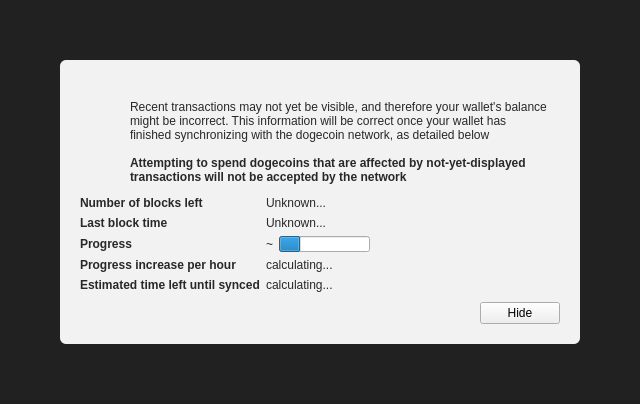
VadiqueMe/dogecoin, file src/qt/forms/chainsyncoverlay.ui: the form before one commit.
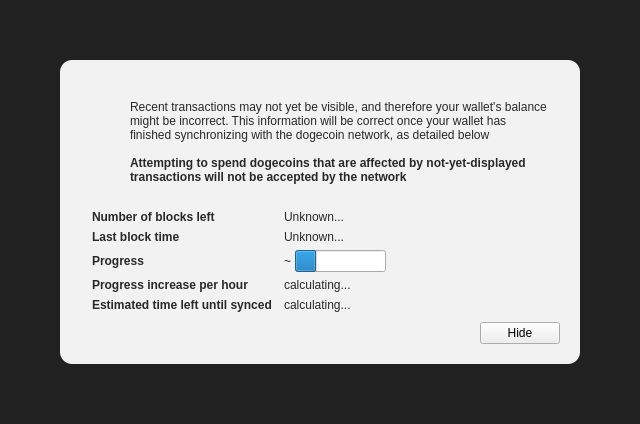
The form after the commit. Icons and pictures are not drawn. Custom widgets are drawn as their Qt base class.

The edit to the form file:
```diff
--- a/src/qt/forms/chainsyncoverlay.ui
+++ b/src/qt/forms/chainsyncoverlay.ui
@@ -7,7 +7,7 @@
     <x>0</x>
     <y>0</y>
     <width>640</width>
-    <height>404</height>
+    <height>424</height>
    </rect>
   </property>
   <property name="windowTitle">
@@ -50,7 +50,7 @@
       <item>
        <widget class="QWidget" name="contentWidget" native="true">
         <property name="styleSheet">
-         <string notr="true">#contentWidget { background: rgba(255,255,255,240); border-radius: 6px; }
+         <string notr="true">#contentWidget { background: rgba(255,255,255,240); border-radius: 12px; }
 
 QLabel { color: rgb(40,40,40);  }</string>
         </property>
@@ -228,11 +228,14 @@
             <enum>QFormLayout::FieldsStayAtSizeHint</enum>
            </property>
            <property name="horizontalSpacing">
-            <number>6</number>
+            <number>12</number>
            </property>
            <property name="verticalSpacing">
             <number>6</number>
            </property>
+           <property name="leftMargin">
+            <number>12</number>
+           </property>
            <property name="topMargin">
             <number>10</number>
            </property>
@@ -251,6 +254,12 @@
            </item>
            <item row="0" column="1">
             <widget class="QLabel" name="numberOfBlocksLeft">
+             <property name="sizePolicy">
+              <sizepolicy hsizetype="Maximum" vsizetype="Preferred">
+               <horstretch>0</horstretch>
+               <verstretch>0</verstretch>
+              </sizepolicy>
+             </property>
              <property name="text">
               <string>Unknown...</string>
              </property>
@@ -296,7 +305,7 @@
             </widget>
            </item>
            <item row="2" column="1">
-            <layout class="QHBoxLayout" name="horizontalLayoutSync" stretch="0,1">
+            <layout class="QHBoxLayout" name="horizontalLayoutSync" stretch="0,0,1">
              <item>
               <widget class="QLabel" name="percentageProgress">
                <property name="text">
@@ -304,6 +313,22 @@
                </property>
               </widget>
              </item>
+             <item>
+              <spacer name="horizontalSpacerBeforeProgressBar">
+               <property name="orientation">
+                <enum>Qt::Horizontal</enum>
+               </property>
+               <property name="sizeType">
+                <enum>QSizePolicy::Fixed</enum>
+               </property>
+               <property name="sizeHint" stdset="0">
+                <size>
+                 <width>4</width>
+                 <height>4</height>
+                </size>
+               </property>
+              </spacer>
+             </item>
              <item>
               <widget class="QProgressBar" name="progressBar">
                <property name="value">
@@ -331,6 +356,12 @@
            </item>
            <item row="4" column="1">
             <widget class="QLabel" name="progressIncreasePerH">
+             <property name="sizePolicy">
+              <sizepolicy hsizetype="Maximum" vsizetype="Preferred">
+               <horstretch>0</horstretch>
+               <verstretch>0</verstretch>
+              </sizepolicy>
+             </property>
              <property name="text">
               <string>calculating...</string>
              </property>
@@ -351,6 +382,12 @@
            </item>
            <item row="5" column="1">
             <widget class="QLabel" name="expectedTimeLeft">
+             <property name="sizePolicy">
+              <sizepolicy hsizetype="Maximum" vsizetype="Preferred">
+               <horstretch>0</horstretch>
+               <verstretch>0</verstretch>
+              </sizepolicy>
+             </property>
              <property name="text">
               <string>calculating...</string>
              </property>
```
